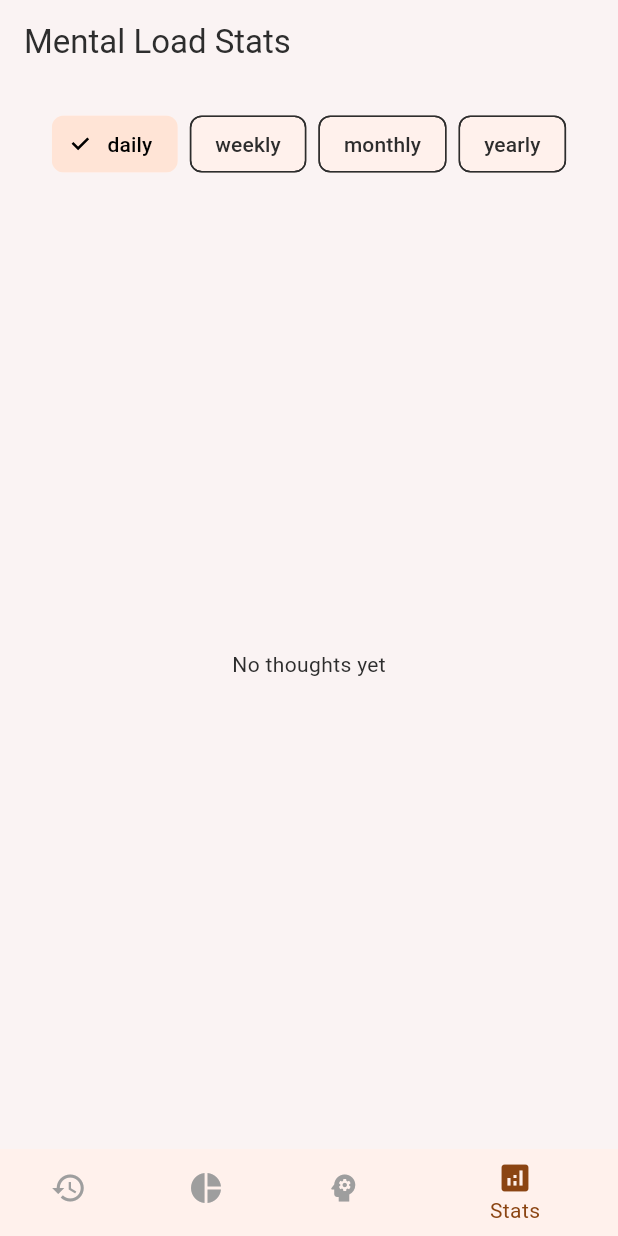
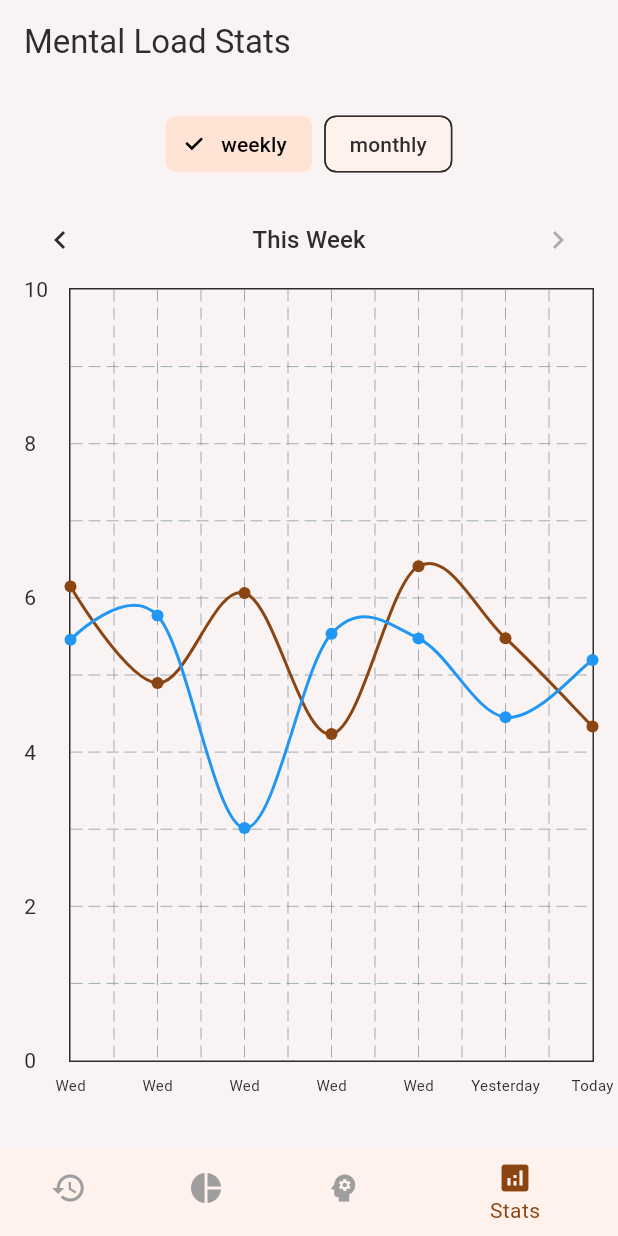
Before and after one commit to SamuelPfisterer/flutter_app, a Flutter app: the screen it shows after launch, item 4 of the bottom bar chosen, on a phone screen of 412 x 824 dp. Run offline on Flutter 3.47's test engine with Material 3 defaults, Android fonts, the phone set to English and light mode, and no system bars; drawn by our look-alikes of fl_chart; our stand-ins replace awesome_notifications, flutter_riverpod; network calls fail.

Commit message:
Fixing Stats Page

```diff
--- a/lib/providers/thoughts_provider.dart
+++ b/lib/providers/thoughts_provider.dart
@@ -1,12 +1,13 @@
 import 'package:flutter_riverpod/flutter_riverpod.dart';
 import '../models/thought.dart';
+import '../utils/mock_data.dart';
 
 final thoughtsProvider = StateNotifierProvider<ThoughtsNotifier, List<Thought>>((ref) {
   return ThoughtsNotifier();
 });
 
 class ThoughtsNotifier extends StateNotifier<List<Thought>> {
-  ThoughtsNotifier() : super([]);
+  ThoughtsNotifier() : super(MockData.generateMockThoughts());
 
   void addThought(Thought thought) {
     state = [...state, thought];
--- a/lib/screens/stats_screen.dart
+++ b/lib/screens/stats_screen.dart
@@ -7,7 +7,7 @@ import '../providers/current_user_provider.dart';
 import '../models/thought.dart';
 import '../utils/mock_data.dart';
 
-enum TimeFrame { daily, weekly, monthly, yearly }
+enum TimeFrame { weekly, monthly }
 
 class _DataPoints {
   final List<FlSpot> real;
@@ -26,7 +26,8 @@ class StatsScreen extends ConsumerStatefulWidget {
 }
 
 class _StatsScreenState extends ConsumerState<StatsScreen> {
-  TimeFrame _selectedTimeFrame = TimeFrame.daily;
+  TimeFrame _selectedTimeFrame = TimeFrame.weekly;
+  int _weekOffset = 0;  // Add week offset state
 
   @override
   Widget build(BuildContext context) {
@@ -54,7 +55,10 @@ class _StatsScreenState extends ConsumerState<StatsScreen> {
                       label: Text(timeFrame.toString().split('.').last),
                       selected: _selectedTimeFrame == timeFrame,
                       onSelected: (selected) {
-                        setState(() => _selectedTimeFrame = timeFrame);
+                        setState(() {
+                          _selectedTimeFrame = timeFrame;
+                          _weekOffset = 0;  // Reset offset when changing view
+                        });
                       },
                     ),
                   );
@@ -62,6 +66,40 @@ class _StatsScreenState extends ConsumerState<StatsScreen> {
               ),
             ),
             const SizedBox(height: 16),
+            if (_selectedTimeFrame == TimeFrame.weekly) ...[
+              Row(
+                mainAxisAlignment: MainAxisAlignment.spaceBetween,
+                children: [
+                  IconButton(
+                    icon: const Icon(Icons.chevron_left),
+                    onPressed: () {
+                      setState(() {
+                        _weekOffset--;
+                      });
+                    },
+                  ),
+                  Text(
+                    _weekOffset == 0
+                        ? 'This Week'
+                        : _weekOffset == -1
+                            ? 'Last Week'
+                            : '${_weekOffset.abs()} Weeks Ago',
+                    style: Theme.of(context).textTheme.titleMedium,
+                  ),
+                  IconButton(
+                    icon: const Icon(Icons.chevron_right),
+                    onPressed: _weekOffset < 0
+                        ? () {
+                            setState(() {
+                              _weekOffset++;
+                            });
+                          }
+                        : null,  // Disable when at current week
+                  ),
+                ],
+              ),
+              const SizedBox(height: 8),
+            ],
             Expanded(
               child: thoughts.isEmpty
                   ? Center(child: Text('No thoughts yet'))
@@ -77,42 +115,33 @@ class _StatsScreenState extends ConsumerState<StatsScreen> {
     final currentUser = ref.watch(currentUserProvider);
     final now = DateTime.now();
 
+    // Configure time frame settings
+    final (period, format, minX, maxX, xInterval) = switch (_selectedTimeFrame) {
+      TimeFrame.weekly => (
+        Duration(days: 1),
+        'E',               // Day format (Mon, Tue, etc.)
+        -6.0,             // 6 days back + today
+        0.0,              // Today
+        1.0,              // Show every day
+      ),
+      TimeFrame.monthly => (
+        Duration(days: 7),  // Weekly period
+        'w',               // Week format
+        -3.0,             // 3 weeks back + current week
+        0.0,              // Current week
+        1.0,              // Show every week
+      ),
+    };
+
+    // Adjust the date range based on week offset for weekly view
+    final adjustedNow = _selectedTimeFrame == TimeFrame.weekly
+        ? now.add(Duration(days: _weekOffset * 7))
+        : now;
+
     // Add mock data if thoughts list is empty
     if (thoughts.isEmpty) {
       thoughts = MockData.generateMockThoughts();
     }
-
-    // Configure time frame settings
-    final (period, format, minX, maxX, xInterval) = switch (_selectedTimeFrame) {
-      TimeFrame.daily => (
-        Duration(hours: 1),
-        'HH:mm',
-        -23.0,
-        1.0,  // +1 for prediction
-        3.0,
-      ),
-      TimeFrame.weekly => (
-        Duration(days: 1),
-        'E',
-        -6.0,
-        1.0,
-        1.0,
-      ),
-      TimeFrame.monthly => (
-        Duration(days: 1),
-        'd MMM',
-        -29.0,
-        2.0,
-        5.0,
-      ),
-      TimeFrame.yearly => (
-        Duration(days: 30),
-        'MMM',
-        -11.0,
-        1.0,
-        1.0,
-      ),
-    };
 
     // Group and calculate data points
     final spots = _calculateDataPoints(
@@ -122,6 +151,18 @@ class _StatsScreenState extends ConsumerState<StatsScreen> {
       minX,
       maxX,
     );
+
+    // Calculate maximum Y value from all data points
+    double maxY = 0;
+    for (var spot in [...spots.real, ...spots.partner]) {
+      if (spot.y > maxY) maxY = spot.y;
+    }
+    // Add 20% padding to the max Y value and round up to nearest 5
+    maxY = (maxY * 1.2).roundToDouble();
+    if (maxY % 5 != 0) {
+      maxY = (maxY / 5).ceil() * 5;
+    }
+    maxY = maxY == 0 ? 10 : maxY;  // Default to 10 if no data
 
     return SizedBox(
       height: 300,
@@ -133,14 +174,38 @@ class _StatsScreenState extends ConsumerState<StatsScreen> {
               sideTitles: SideTitles(
                 showTitles: true,
                 interval: xInterval,
+                reservedSize: 42,
                 getTitlesWidget: (value, meta) {
-                  final date = now.add(Duration(
-                    hours: _selectedTimeFrame == TimeFrame.daily ? value.toInt() : 0,
-                    days: _selectedTimeFrame != TimeFrame.daily ? value.toInt() : 0,
+                  final date = adjustedNow.add(Duration(
+                    days: value.toInt() * 7,  // Multiply by 7 for weekly intervals
                   ));
-                  return Padding(
-                    padding: const EdgeInsets.only(top: 8.0),
-                    child: Text(DateFormat(format).format(date)),
+
+                  // Calculate week difference for monthly view
+                  final weekDiff = value.toInt();
+
+                  // Format based on time frame
+                  final text = switch (_selectedTimeFrame) {
+                    TimeFrame.weekly => value == 0
+                      ? 'Today'
+                      : value == -1
+                        ? 'Yesterday'
+                        : DateFormat('E').format(date),
+                    TimeFrame.monthly => value == 0
+                      ? 'This week'
+                      : value == -1
+                        ? 'Last week'
+                        : value == -2
+                          ? '2 weeks ago'
+                          : '3 weeks ago',
+                  };
+
+                  return SideTitleWidget(
+                    axisSide: meta.axisSide,
+                    child: Text(
+                      text,
+                      style: const TextStyle(fontSize: 10),
+                      textAlign: TextAlign.center,
+                    ),
                   );
                 },
               ),
@@ -148,7 +213,7 @@ class _StatsScreenState extends ConsumerState<StatsScreen> {
             leftTitles: AxisTitles(
               sideTitles: SideTitles(
                 showTitles: true,
-                interval: 1,
+                interval: maxY <= 20 ? 2 : 5,  // Adjust interval based on range
                 getTitlesWidget: (value, meta) {
                   return Text(value.toInt().toString());
                 },
@@ -165,7 +230,7 @@ class _StatsScreenState extends ConsumerState<StatsScreen> {
           minX: minX,
           maxX: maxX,
           minY: 0,
-          maxY: 10,
+          maxY: maxY,
           lineBarsData: [
             // Current user line
             LineChartBarData(
@@ -211,6 +276,11 @@ class _StatsScreenState extends ConsumerState<StatsScreen> {
     double maxX,
   ) {
     final now = DateTime.now();
+    // Adjust the reference date based on week offset for weekly view
+    final referenceDate = _selectedTimeFrame == TimeFrame.weekly
+        ? now.add(Duration(days: _weekOffset * 7))
+        : now;
+
     final Map<double, List<double>> realPoints = {};
     final Map<double, List<double>> partnerPoints = {};
 
@@ -222,15 +292,13 @@ class _StatsScreenState extends ConsumerState<StatsScreen> {
 
     // Group thoughts by time period
     for (final thought in thoughts) {
-      final difference = thought.date.difference(now);
+      final difference = thought.date.difference(referenceDate);
       double x = 0;
 
-      if (_selectedTimeFrame == TimeFrame.daily) {
-        x = difference.inHours.toDouble();
-      } else if (_selectedTimeFrame == TimeFrame.yearly) {
-        x = difference.inDays / 30;
+      if (_selectedTimeFrame == TimeFrame.monthly) {
+        x = difference.inDays / 7;   // Weekly points for monthly view
       } else {
-        x = difference.inDays.toDouble();
+        x = difference.inDays.toDouble();  // Daily points for weekly view
       }
 
       if (x >= minX && x <= maxX) {
@@ -242,24 +310,45 @@ class _StatsScreenState extends ConsumerState<StatsScreen> {
       }
     }
 
-    // Calculate averages and create spots
+    // Calculate cumulative load and create spots
     List<FlSpot> realSpots = [];
     List<FlSpot> partnerSpots = [];
     List<FlSpot> predictedSpots = [];
 
-    for (final entry in realPoints.entries.where((e) => e.key <= 0)) {
-      final avgLoad = entry.value.isEmpty ? 0.0 :
-          entry.value.reduce((a, b) => a + b) / entry.value.length;
-      realSpots.add(FlSpot(entry.key, avgLoad));
+    // Helper function to get last known value
+    double getLastKnownValue(List<FlSpot> spots) {
+      return spots.isEmpty ? 0 : spots.last.y;
     }
 
-    for (final entry in partnerPoints.entries.where((e) => e.key <= 0)) {
-      final avgLoad = entry.value.isEmpty ? 0.0 :
-          entry.value.reduce((a, b) => a + b) / entry.value.length;
-      partnerSpots.add(FlSpot(entry.key, avgLoad));
+    // Process real points - use sum instead of average
+    for (final entry in realPoints.entries.where((e) => e.key <= 0)) {
+      if (entry.value.isNotEmpty) {
+        // Sum up all mental loads for this time point
+        final totalLoad = entry.value.reduce((a, b) => a + b);
+        realSpots.add(FlSpot(entry.key, totalLoad));
+      } else if (realSpots.isNotEmpty) {
+        // If no data for this point, use the last known value
+        realSpots.add(FlSpot(entry.key, getLastKnownValue(realSpots)));
+      }
     }
 
-    // Calculate prediction
+    // Process partner points - use sum instead of average
+    for (final entry in partnerPoints.entries.where((e) => e.key <= 0)) {
+      if (entry.value.isNotEmpty) {
+        // Sum up all mental loads for this time point
+        final totalLoad = entry.value.reduce((a, b) => a + b);
+        partnerSpots.add(FlSpot(entry.key, totalLoad));
+      } else if (partnerSpots.isNotEmpty) {
+        // If no data for this point, use the last known value
+        partnerSpots.add(FlSpot(entry.key, getLastKnownValue(partnerSpots)));
+      }
+    }
+
+    // Sort spots by x value
+    realSpots.sort((a, b) => a.x.compareTo(b.x));
+    partnerSpots.sort((a, b) => a.x.compareTo(b.x));
+
+    // Calculate predictions
     if (realSpots.isNotEmpty) {
       final lastValue = realSpots.last.y;
       final trend = realSpots.length > 1
@@ -272,25 +361,25 @@ class _StatsScreenState extends ConsumerState<StatsScreen> {
       ];
     }
 
-    // Calculate trend for predictions
-    double trend = 0.0;
-    if (realSpots.length > 1) {
-      trend = (realSpots.last.y - realSpots[realSpots.length - 2].y);
-    }
+    // Calculate partner prediction
+    List<FlSpot> partnerPredictedSpots = [];
+    if (partnerSpots.isNotEmpty) {
+      final lastValue = partnerSpots.last.y;
+      final trend = partnerSpots.length > 1
+          ? (partnerSpots.last.y - partnerSpots[partnerSpots.length - 2].y)
+          : 0.0;
 
-    double partnerTrend = 0.0;
-    if (partnerSpots.length > 1) {
-      partnerTrend = (partnerSpots.last.y - partnerSpots[partnerSpots.length - 2].y);
+      partnerPredictedSpots = [
+        FlSpot(0, lastValue),
+        FlSpot(maxX, lastValue + (trend * maxX)),
+      ];
     }
 
     return _DataPoints(
-      [...realSpots..sort((a, b) => a.x.compareTo(b.x))],
+      realSpots,
       predictedSpots,
-      [...partnerSpots..sort((a, b) => a.x.compareTo(b.x))],
-      partnerSpots.isEmpty ? [] : [
-        FlSpot(0, partnerSpots.last.y),
-        FlSpot(maxX, partnerSpots.last.y + (partnerTrend * maxX)),
-      ],
+      partnerSpots,
+      partnerPredictedSpots,
     );
   }
 }
```
Also changed, not shown: lib/utils/mock_data.dart (+32 -49 lines), 8 other files.
